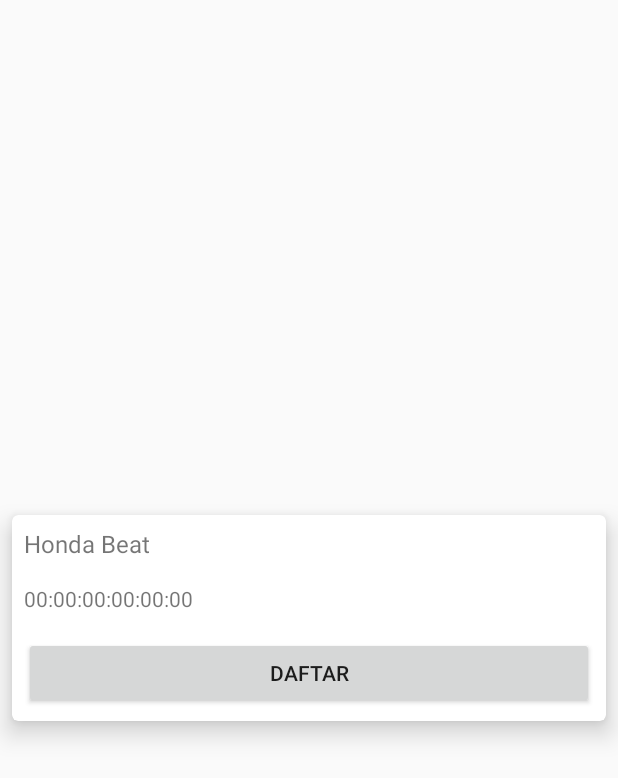
After one commit to hisyamfs/ta-anti-maling, an Android app: the layout item_unregistered_immobilizer.xml on its own in the app's theme, with its tools: preview values and no code run, on a phone screen of 412 x 824 dp. The commit adds this screen. Shown: the top 778 px of the screen. Run offline under Robolectric (Android 15) with nearby library versions, the phone set to English and light mode, and no system bars.

Commit message:
Mengubah UI halaman daftar

```diff
--- a/app/src/main/java/com/example/pocta/RenameActivity.kt
+++ b/app/src/main/java/com/example/pocta/RenameActivity.kt
@@ -23,7 +23,7 @@ class RenameActivity : AppCompatActivity() {
         binding.apply {
             renameScreenRenameButton.setOnClickListener { renameImmobilizer(immobilizerAddress) }
             renameScreenCancelButton.setOnClickListener { cancelPin() }
-            renameScreenRenameField.setOnEditorActionListener { _, actionId, event ->
+            renameScreenRenameField.setOnEditorActionListener { _, actionId, _ ->
                 return@setOnEditorActionListener when (actionId) {
                     EditorInfo.IME_ACTION_DONE -> {
                         renameImmobilizer(immobilizerAddress)
--- a/app/src/main/res/layout/activity_register.xml
+++ b/app/src/main/res/layout/activity_register.xml
@@ -24,5 +24,10 @@
             android:id="@+id/unregistered_device_list"
             android:layout_width="match_parent"
             android:layout_height="wrap_content"/>
+        <androidx.recyclerview.widget.RecyclerView
+            android:id="@+id/unregistered_device_r_list"
+            android:layout_width="match_parent"
+            android:layout_height="wrap_content"
+            android:layout_margin="8dp" />
     </LinearLayout>
 </layout>
--- /dev/null
+++ b/app/src/main/res/layout/item_unregistered_immobilizer.xml
@@ -0,0 +1,41 @@
+<?xml version="1.0" encoding="utf-8"?>
+<layout
+    xmlns:android="http://schemas.android.com/apk/res/android"
+    xmlns:card_view="http://schemas.android.com/apk/res-auto"
+    xmlns:tools="http://schemas.android.com/tools">
+    <androidx.cardview.widget.CardView
+        android:layout_width="match_parent"
+        android:layout_height="wrap_content"
+        android:layout_gravity="center"
+        android:layout_margin="8dp"
+        android:orientation="vertical"
+        card_view:cardCornerRadius="4dp"
+        card_view:cardElevation="10dp">
+        <LinearLayout
+            android:layout_width="match_parent"
+            android:layout_height="wrap_content"
+            android:orientation="vertical">
+            <!-- TextView Nama Immobilizer -->
+            <TextView
+                android:id="@+id/item_unregistered_immo_name"
+                android:layout_width="match_parent"
+                android:layout_height="wrap_content"
+                tools:text="Honda Beat"
+                android:textSize="16sp"
+                android:layout_margin="8dp"/>
+            <TextView
+                android:id="@+id/item_unregistered_immo_address"
+                android:layout_width="match_parent"
+                android:layout_height="wrap_content"
+                tools:text="00:00:00:00:00:00"
+                android:layout_margin="8dp" />
+            <Button
+                android:layout_width="fill_parent"
+                android:layout_height="wrap_content"
+                android:layout_margin="8dp"
+                android:layout_gravity="end"
+                android:id="@+id/item_register_device_button"
+                android:text="Daftar" />
+        </LinearLayout>
+    </androidx.cardview.widget.CardView>
+</layout>
```
Also changed, not shown: app/src/main/java/com/example/pocta/Immobilizer.kt (+17 -2 lines), app/src/main/java/com/example/pocta/RegisterActivity.kt (+56 -26 lines), app/src/main/java/com/example/pocta/UnregisteredImmobilizerAdapter.kt (added, +53 -0 lines), 1 other file.
